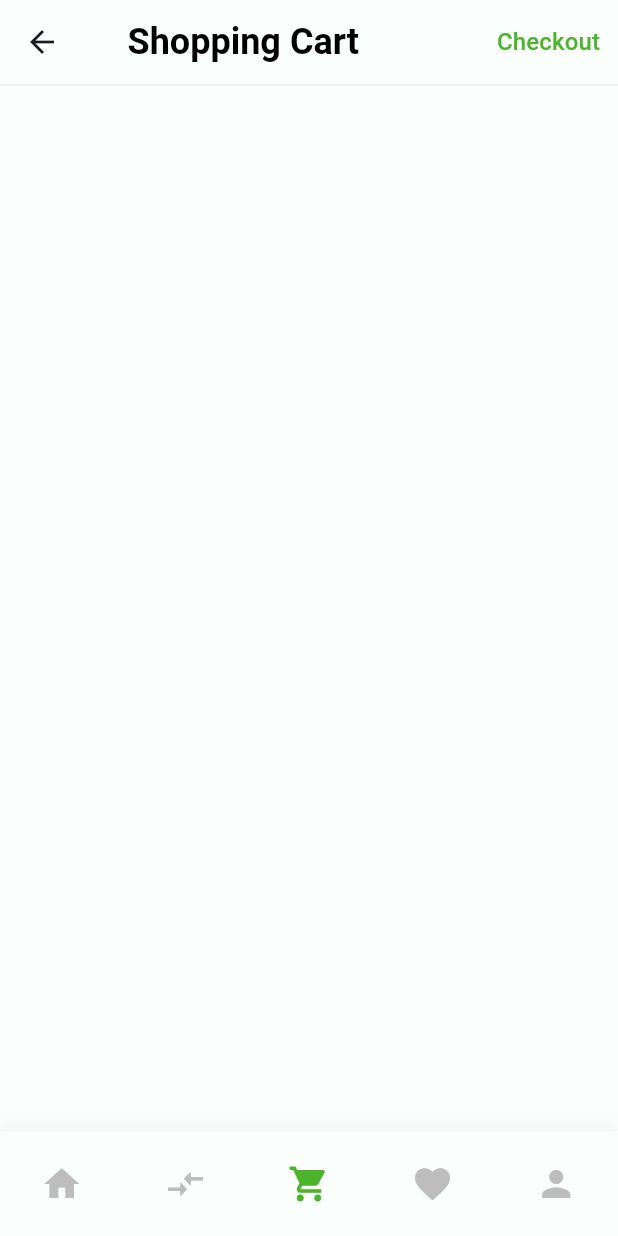
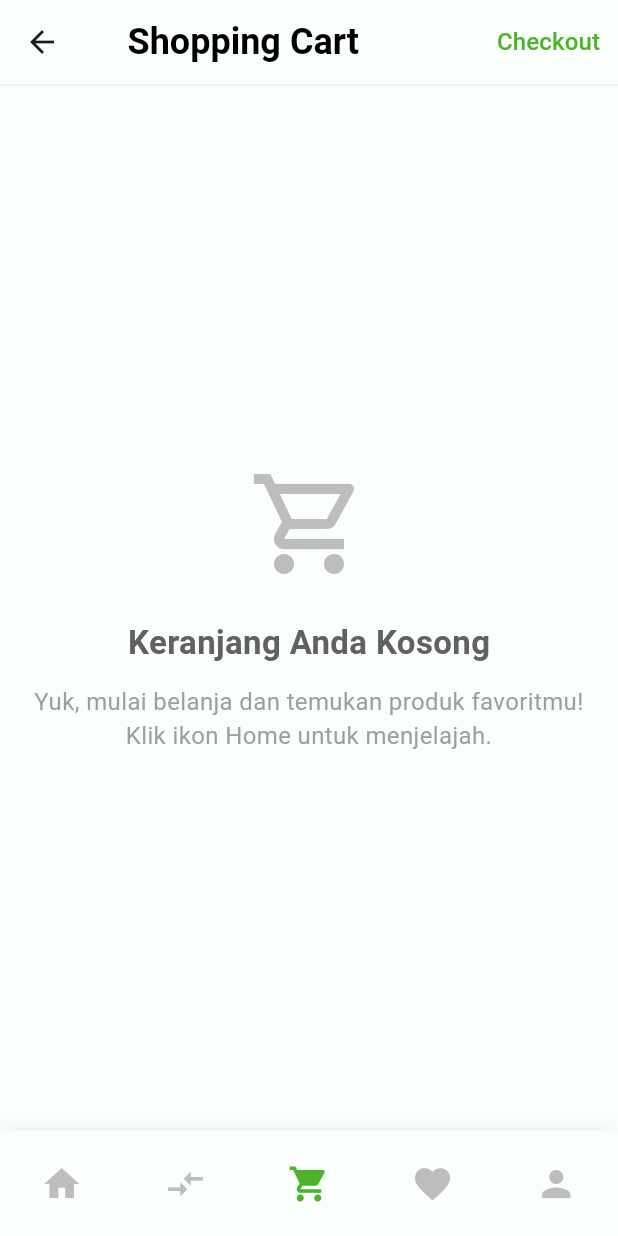
Before and after one commit to Raniarohmatulimama/kede_uas_app, a Flutter app: the ShoppingCartPage screen opened directly, on a phone screen of 412 x 824 dp. Run offline on Flutter 3.47's test engine with Material 3 defaults, Android fonts, the phone set to English and light mode, and no system bars; our stand-ins replace cloud_firestore, cloud_functions, firebase_auth, firebase_core, firebase_storage, flutter_colorpicker and 5 more; accounts and stored records are empty; Roboto replaces fonts that are missing (Poppins).

Commit message:
nambahin tulisan keranjang kosong

```diff
--- a/lib/shopping_cart/shopping.cart.dart
+++ b/lib/shopping_cart/shopping.cart.dart
@@ -173,7 +173,35 @@ class _ShoppingCartPageState extends State<ShoppingCartPage> {
           child: Container(color: Colors.grey.shade200, height: 1.0),
         ),
       ),
-      body: ListView.builder(
+      body: cartItems.isEmpty
+          ? Center(
+              child: Column(
+                mainAxisAlignment: MainAxisAlignment.center,
+                children: [
+                  Icon(
+                    Icons.shopping_cart_outlined,
+                    size: 80,
+                    color: Colors.grey.shade400,
+                  ),
+                  const SizedBox(height: 24),
+                  Text(
+                    'Keranjang Anda Kosong',
+                    style: TextStyle(
+                      fontSize: 22,
+                      fontWeight: FontWeight.bold,
+                      color: Colors.grey.shade700,
+                    ),
+                  ),
+                  const SizedBox(height: 12),
+                  Text(
+                    'Yuk, mulai belanja dan temukan produk favoritmu!\nKlik ikon Home untuk menjelajah.',
+                    style: TextStyle(fontSize: 16, color: Colors.grey),
+                    textAlign: TextAlign.center,
+                  ),
+                ],
+              ),
+            )
+          : ListView.builder(
               padding: const EdgeInsets.symmetric(horizontal: 24, vertical: 16),
               itemCount: cartItems.length,
               itemBuilder: (context, index) {
@@ -200,7 +228,8 @@ class _ShoppingCartPageState extends State<ShoppingCartPage> {
                   ),
                   child: CartItemWidget(
                     item: item,
-              onQuantityChanged: (change) => updateQuantity(item.id, change),
+                    onQuantityChanged: (change) =>
+                        updateQuantity(item.id, change),
                   ),
                 );
               },
```
Lines whose indentation alone changed are shown as unchanged.
